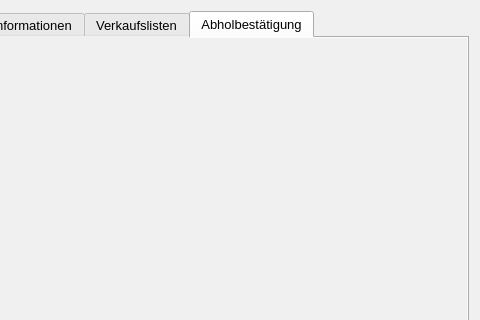
CodeName-666/VDataParser, file src/ui/design/market.ui: the form before one commit; both pictures show x 221 to 701 and y 0 to 320 of the 701 by 625 pixel window.
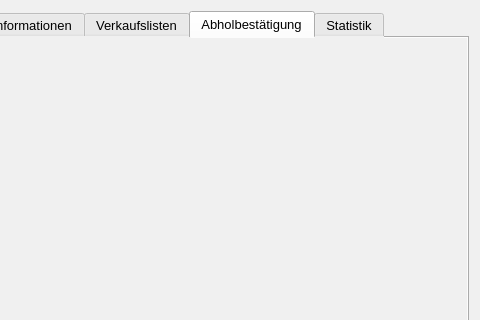
The form after the commit. The open tabs and pages were chosen to show the change.

Commit message: Add market statistics tab

Diff of the .ui file:
```diff
--- a/src/ui/design/market.ui
+++ b/src/ui/design/market.ui
@@ -46,6 +46,11 @@
        <string>Abholbestätigung</string>
       </attribute>
      </widget>
+    <widget class="QWidget" name="tab_statistics">
+     <attribute name="title">
+      <string>Statistik</string>
+     </attribute>
+    </widget>
     </widget>
    </item>
   </layout>
```
Left out of the diff: 2 changed lines with no effect on the pictures. Lines whose indentation alone changed are shown as unchanged. The commit also changes 7 other files.
